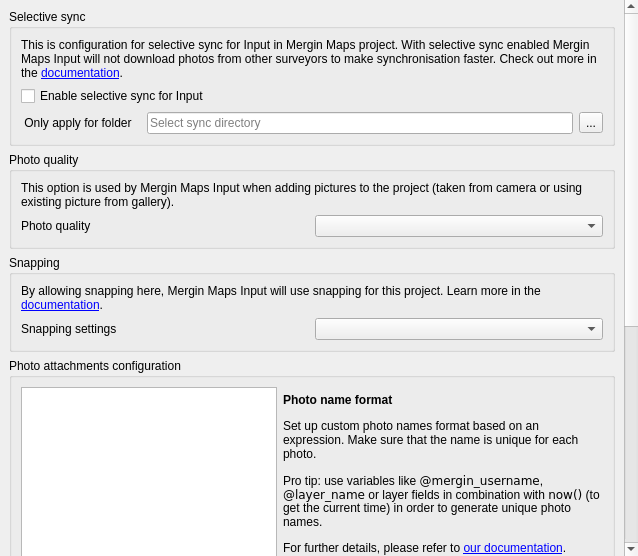
The window that Mergin/ui/ui_project_config.ui (MerginMaps/qgis-plugin) describes before a commit, drawn with Qt 5.
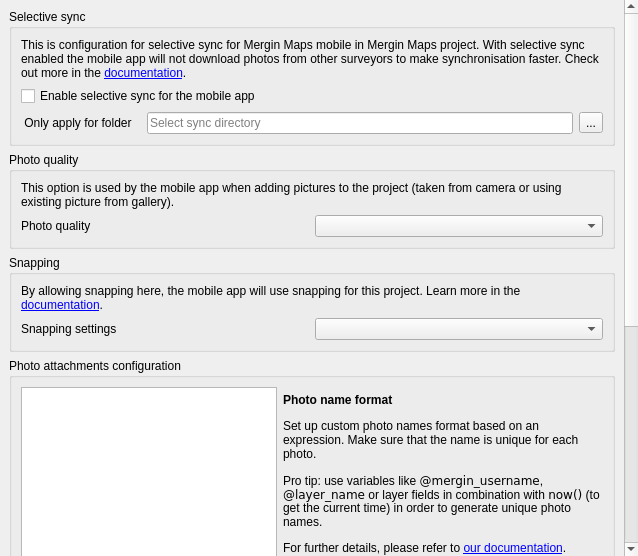
The same window after the commit. Custom widgets are drawn as their Qt base class.

Commit message:
Cleanup reference to the old Mergin Map mobile app name in the plugin (#624)
The old name was used used :

    in project settings
    Status dialog
    And some comments in the code

```diff
--- a/Mergin/ui/ui_project_config.ui
+++ b/Mergin/ui/ui_project_config.ui
@@ -59,7 +59,7 @@
           <item row="0" column="0" colspan="4">
            <widget class="QLabel" name="label">
             <property name="text">
-             <string>&lt;html&gt;&lt;head/&gt;&lt;body&gt;&lt;p&gt;This is configuration for selective sync for Input in Mergin Maps project. With selective sync enabled Mergin Maps Input will not download photos from other surveyors to make synchronisation faster. Check out more in the &lt;a href=&quot;https://merginmaps.com/docs/manage/selective_sync/&quot;&gt;&lt;span style=&quot; text-decoration: underline; color:#0000ff;&quot;&gt;documentation&lt;/span&gt;&lt;/a&gt;.&lt;/p&gt;&lt;/body&gt;&lt;/html&gt;</string>
+             <string>&lt;html&gt;&lt;head/&gt;&lt;body&gt;&lt;p&gt;This is configuration for selective sync for Mergin Maps mobile in Mergin Maps project. With selective sync enabled the mobile app will not download photos from other surveyors to make synchronisation faster. Check out more in the &lt;a href=&quot;https://merginmaps.com/docs/manage/selective_sync/&quot;&gt;&lt;span style=&quot; text-decoration: underline; color:#0000ff;&quot;&gt;documentation&lt;/span&gt;&lt;/a&gt;.&lt;/p&gt;&lt;/body&gt;&lt;/html&gt;</string>
             </property>
             <property name="wordWrap">
              <bool>true</bool>
@@ -108,7 +108,7 @@
              <bool>true</bool>
             </property>
             <property name="text">
-             <string>Enable selective sync for Input</string>
+             <string>Enable selective sync for the mobile app</string>
             </property>
            </widget>
           </item>
@@ -134,7 +134,7 @@
           <item row="0" column="0" colspan="2">
            <widget class="QLabel" name="label_3">
             <property name="text">
-             <string>&lt;html&gt;&lt;head/&gt;&lt;body&gt;&lt;p&gt;This option is used by Mergin Maps Input when adding pictures to the project (taken from camera or using existing picture from gallery).&lt;/p&gt;&lt;/body&gt;&lt;/html&gt;</string>
+             <string>&lt;html&gt;&lt;head/&gt;&lt;body&gt;&lt;p&gt;This option is used by the mobile app when adding pictures to the project (taken from camera or using existing picture from gallery).&lt;/p&gt;&lt;/body&gt;&lt;/html&gt;</string>
             </property>
             <property name="wordWrap">
              <bool>true</bool>
@@ -166,7 +166,7 @@
           <item row="0" column="0" colspan="2">
            <widget class="QLabel" name="label_4">
             <property name="text">
-             <string>&lt;html&gt;&lt;head/&gt;&lt;body&gt;&lt;p&gt;By allowing snapping here, Mergin Maps Input will use snapping for this project. Learn more in the &lt;a href=&quot;https://merginmaps.com/docs/gis/snapping/&quot;&gt;&lt;span style=&quot; text-decoration: underline; color:#0000ff;&quot;&gt;documentation&lt;/span&gt;&lt;/a&gt;.&lt;/p&gt;&lt;/body&gt;&lt;/html&gt;</string>
+             <string>&lt;html&gt;&lt;head/&gt;&lt;body&gt;&lt;p&gt;By allowing snapping here, the mobile app will use snapping for this project. Learn more in the &lt;a href=&quot;https://merginmaps.com/docs/gis/snapping/&quot;&gt;&lt;span style=&quot; text-decoration: underline; color:#0000ff;&quot;&gt;documentation&lt;/span&gt;&lt;/a&gt;.&lt;/p&gt;&lt;/body&gt;&lt;/html&gt;</string>
             </property>
             <property name="wordWrap">
              <bool>true</bool>
```
The commit also changes 3 other files.
